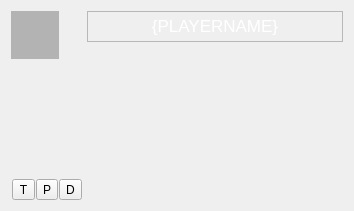
First picture: the form in branches/macjariel/client/localplayerwidget.ui, repository kubos741/kbang, before the edit.
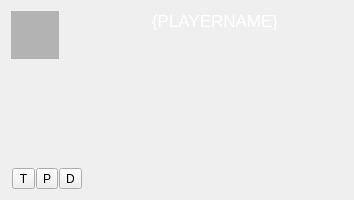
Second picture: the form after the edit. Custom widgets are drawn as their Qt base class.

```diff
--- a/branches/macjariel/client/localplayerwidget.ui
+++ b/branches/macjariel/client/localplayerwidget.ui
@@ -175,7 +175,7 @@
           <string notr="true" >color: white;</string>
          </property>
          <property name="frameShape" >
-          <enum>QFrame::StyledPanel</enum>
+          <enum>QFrame::NoFrame</enum>
          </property>
          <property name="text" >
           <string>{PLAYERNAME}</string>
```
